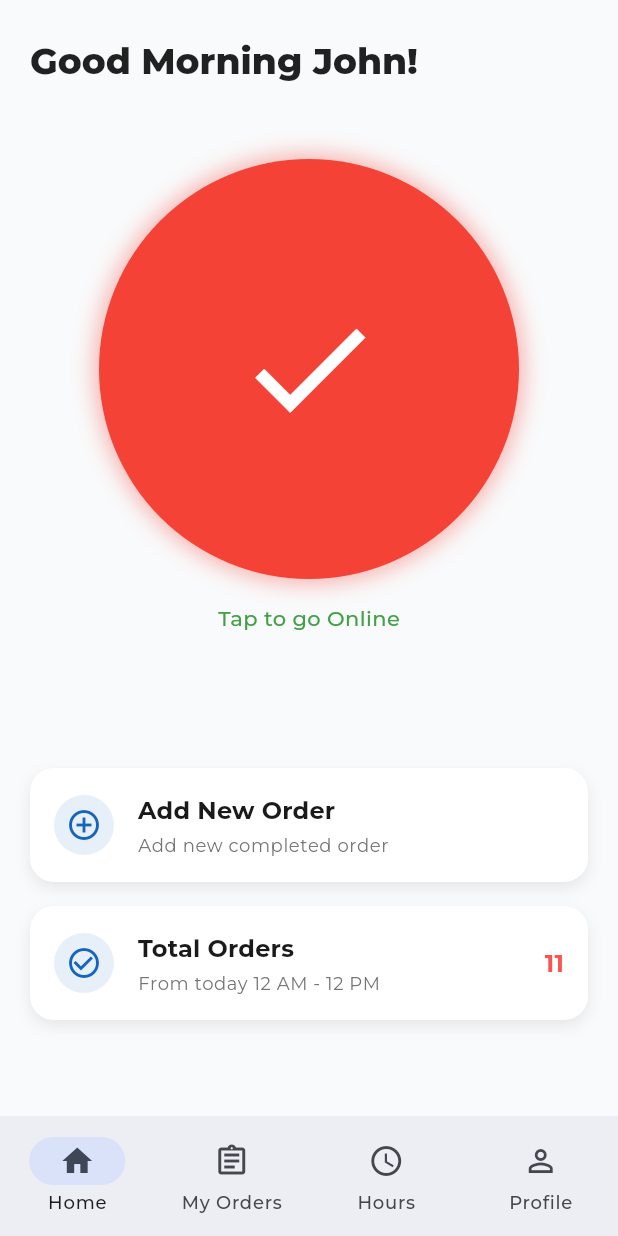
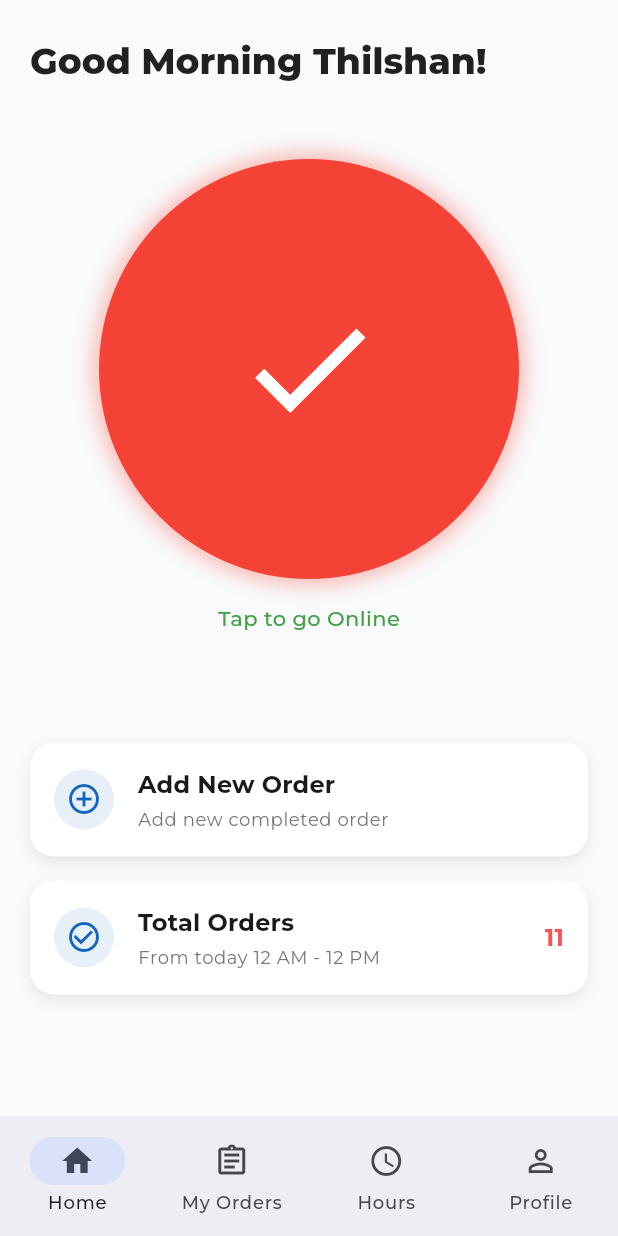
Before and after one commit to smThilshan/dms-driver-app, a Flutter app: the screen it shows after launch, after a tap on the "check" icon, on a phone screen of 412 x 824 dp. Run offline on Flutter 3.47's test engine with Material 3 defaults, Android fonts, the phone set to English and light mode, and no system bars; our stand-ins replace flutter_bloc, flutter_svg, geolocator, go_router, google_fonts, lucide_icons_flutter.

```diff
--- a/lib/common/app_router.dart
+++ b/lib/common/app_router.dart
@@ -1,7 +1,7 @@
-import 'package:dms_driver_app/presentation/dashboard/dashboard_screen.dart';
-import 'package:dms_driver_app/presentation/login/login_screen.dart';
+import 'package:dms_driver_app/presentation/dashboard/screens/dashboard_screen.dart';
+import 'package:dms_driver_app/presentation/login/screens/login_screen.dart';
 import 'package:dms_driver_app/presentation/splash/splash_screen.dart';
-import 'package:dms_driver_app/presentation/test_screen.dart';
+import 'package:dms_driver_app/presentation/common/widgets/bottom_navigation_bar.dart';
 import 'package:go_router/go_router.dart' show GoRouter, GoRoute;
 
 final GoRouter router = GoRouter(
--- a/lib/presentation/test_screen.dart
+++ b/lib/presentation/common/widgets/bottom_navigation_bar.dart
@@ -1,4 +1,7 @@
-import 'package:dms_driver_app/presentation/dashboard/dashboard_screen.dart';
+import 'package:dms_driver_app/presentation/dashboard/screens/dashboard_screen.dart';
+import 'package:dms_driver_app/presentation/hours/hours_screen.dart';
+import 'package:dms_driver_app/presentation/my_orders/screens/my_orders_screen.dart';
+import 'package:dms_driver_app/presentation/profile/screens/profile_screen.dart';
 import 'package:flutter/material.dart';
 
 class MainLayout extends StatefulWidget {
@@ -58,28 +61,3 @@ class _MainLayoutState extends State<MainLayout> {
     );
   }
 }
-
-// Example placeholders for your screens:
-class HomeScreen extends StatelessWidget {
-  const HomeScreen({super.key});
-  @override
-  Widget build(BuildContext context) => const Center(child: Text('Home'));
-}
-
-class MyOrdersScreen extends StatelessWidget {
-  const MyOrdersScreen({super.key});
-  @override
-  Widget build(BuildContext context) => const Center(child: Text('My Orders'));
-}
-
-class HoursScreen extends StatelessWidget {
-  const HoursScreen({super.key});
-  @override
-  Widget build(BuildContext context) => const Center(child: Text('Hours'));
-}
-
-class ProfileScreen extends StatelessWidget {
-  const ProfileScreen({super.key});
-  @override
-  Widget build(BuildContext context) => const Center(child: Text('Profile'));
-}
--- /dev/null
+++ b/lib/presentation/common/widgets/list_tile_widget.dart
@@ -0,0 +1,45 @@
+import 'package:flutter/material.dart';
+
+class ListTileWidget extends StatelessWidget {
+  final String orderNo;
+  final String date;
+
+  const ListTileWidget({Key? key, required this.orderNo, required this.date})
+    : super(key: key);
+
+  @override
+  Widget build(BuildContext context) {
+    return Container(
+      margin: const EdgeInsets.symmetric(vertical: 6, horizontal: 12),
+      padding: const EdgeInsets.symmetric(vertical: 14, horizontal: 16),
+      decoration: BoxDecoration(
+        color: Colors.white,
+        borderRadius: BorderRadius.circular(12),
+        boxShadow: [
+          BoxShadow(color: Colors.black12, blurRadius: 4, offset: Offset(0, 2)),
+        ],
+      ),
+      child: Row(
+        mainAxisAlignment: MainAxisAlignment.spaceBetween,
+        children: [
+          Text(
+            ' $orderNo',
+            style: const TextStyle(
+              fontSize: 16,
+              fontWeight: FontWeight.w600,
+              color: Colors.black87,
+            ),
+          ),
+          Text(
+            date,
+            style: const TextStyle(
+              fontSize: 15,
+              fontWeight: FontWeight.w500,
+              color: Colors.grey,
+            ),
+          ),
+        ],
+      ),
+    );
+  }
+}
--- /dev/null
+++ b/lib/presentation/common/widgets/searchbar_widget.dart
@@ -0,0 +1,81 @@
+import 'dart:async';
+import 'package:flutter/material.dart';
+import 'package:lucide_icons_flutter/lucide_icons.dart';
+
+class SearchBarWidget extends StatefulWidget {
+  final Function(String) onSearchChanged;
+  final String hintText;
+
+  const SearchBarWidget({
+    super.key,
+    required this.onSearchChanged,
+    this.hintText = "Search...",
+  });
+
+  @override
+  State<SearchBarWidget> createState() => _SearchBarWidgetState();
+}
+
+class _SearchBarWidgetState extends State<SearchBarWidget> {
+  final TextEditingController _controller = TextEditingController();
+  Timer? _debounce;
+
+  @override
+  void dispose() {
+    _controller.dispose();
+    _debounce?.cancel();
+    super.dispose();
+  }
+
+  void _onSearchChanged(String query) {
+    if (_debounce?.isActive ?? false) _debounce!.cancel();
+    _debounce = Timer(const Duration(milliseconds: 400), () {
+      widget.onSearchChanged(query.trim());
+    });
+  }
+
+  @override
+  Widget build(BuildContext context) {
+    final theme = Theme.of(context);
+    return Padding(
+      padding: const EdgeInsets.symmetric(vertical: 10, horizontal: 10),
+      child: Container(
+        decoration: BoxDecoration(
+          color: theme.colorScheme.surface,
+          borderRadius: BorderRadius.circular(12),
+          boxShadow: [
+            BoxShadow(
+              color: theme.shadowColor.withOpacity(0.25),
+              blurRadius: 5,
+              offset: const Offset(0, 2),
+            ),
+          ],
+        ),
+        child: TextField(
+          controller: _controller,
+          onChanged: _onSearchChanged,
+          decoration: InputDecoration(
+            hintText: widget.hintText,
+            hintStyle: TextStyle(color: theme.hintColor),
+            prefixIcon: const Icon(LucideIcons.search, size: 20),
+            suffixIcon: _controller.text.isNotEmpty
+                ? IconButton(
+                    icon: const Icon(LucideIcons.x, size: 18),
+                    onPressed: () {
+                      _controller.clear();
+                      widget.onSearchChanged('');
+                      setState(() {});
+                    },
+                  )
+                : null,
+            border: InputBorder.none,
+            contentPadding: const EdgeInsets.symmetric(
+              horizontal: 16,
+              vertical: 14,
+            ),
+          ),
+        ),
+      ),
+    );
+  }
+}
--- a/lib/presentation/dashboard/dashboard_screen.dart
+++ b/lib/presentation/dashboard/screens/dashboard_screen.dart
@@ -1,6 +1,6 @@
-import 'package:dms_driver_app/presentation/widgets/dashboard_card.dart';
-import 'package:dms_driver_app/presentation/widgets/greeting_text.dart';
-import 'package:dms_driver_app/presentation/widgets/status_indicator.dart';
+import 'package:dms_driver_app/presentation/dashboard/widget/dashboard_card.dart';
+import 'package:dms_driver_app/presentation/common/widgets/greeting_text.dart';
+import 'package:dms_driver_app/presentation/dashboard/widget/status_indicator.dart';
 import 'package:flutter/material.dart';
 
 class DashboardScreen extends StatefulWidget {
@@ -27,7 +27,7 @@ class _DashboardScreenState extends State<DashboardScreen> {
             crossAxisAlignment: CrossAxisAlignment.start,
             children: [
               // Greeting
-              GreetingText(name: "John"),
+              GreetingText(name: "Thilshan"),
               SizedBox(height: 50),
               // Status Indicator
               Center(
@@ -52,7 +52,7 @@ class _DashboardScreenState extends State<DashboardScreen> {
                 ),
               ),
 
-              const SizedBox(height: 50),
+              SizedBox(height: size.height * 0.04),
 
               // Cards
               Expanded(
--- /dev/null
+++ b/lib/presentation/hours/hours_screen.dart
@@ -0,0 +1,39 @@
+import 'package:dms_driver_app/presentation/common/widgets/list_tile_widget.dart';
+import 'package:dms_driver_app/presentation/common/widgets/searchbar_widget.dart';
+import 'package:flutter/material.dart';
+
+class HoursScreen extends StatefulWidget {
+  const HoursScreen({super.key});
+
+  @override
+  State<HoursScreen> createState() => _HoursScreenState();
+}
+
+class _HoursScreenState extends State<HoursScreen> {
+  @override
+  Widget build(BuildContext context) {
+    return Scaffold(
+      appBar: AppBar(title: const Text("Working Hours")),
+      body: Padding(
+        padding: const EdgeInsets.all(16),
+        child: Column(
+          children: [
+            SearchBarWidget(
+              onSearchChanged: (query) {
+                // Add your logic here (API call, filter list, etc.)
+                debugPrint("Searching for: $query");
+              },
+            ),
+            const SizedBox(height: 20),
+            // Example content
+            ListTileWidget(orderNo: '6 Hrs', date: '23 Nov 2025'),
+            ListTileWidget(orderNo: '7 Hrs', date: '22 Nov 2025'),
+            ListTileWidget(orderNo: '2 Hrs', date: '21 Nov 2025'),
+            ListTileWidget(orderNo: '0 Hrs', date: '20 Nov 2025'),
+          ],
+        ),
+      ),
+      // body: ListTileWidget(orderNo: '435445435324', date: '23 Nov 2025'),
+    );
+  }
+}
--- a/lib/presentation/widgets/login_form.dart
+++ b/lib/presentation/login/widget/login_form.dart
@@ -1,5 +1,4 @@
 import 'package:flutter/material.dart';
-import 'package:provider/provider.dart';
 
 class LoginForm extends StatefulWidget {
   const LoginForm({super.key});
--- /dev/null
+++ b/lib/presentation/my_orders/screens/my_orders_screen.dart
@@ -0,0 +1,42 @@
+import 'package:dms_driver_app/presentation/common/widgets/list_tile_widget.dart';
+import 'package:dms_driver_app/presentation/common/widgets/searchbar_widget.dart';
+import 'package:flutter/material.dart';
+
+class MyOrdersScreen extends StatefulWidget {
+  const MyOrdersScreen({super.key});
+
+  @override
+  State<MyOrdersScreen> createState() => _MyOrdersScreenState();
+}
+
+class _MyOrdersScreenState extends State<MyOrdersScreen> {
+  @override
+  Widget build(BuildContext context) {
+    return Scaffold(
+      appBar: AppBar(title: const Text("My Orders")),
+      body: Padding(
+        padding: const EdgeInsets.all(16),
+        child: Column(
+          children: [
+            SearchBarWidget(
+              onSearchChanged: (query) {
+                // Add your logic here (API call, filter list, etc.)
+                debugPrint("Searching for: $query");
+              },
+            ),
+            const SizedBox(height: 20),
+            // Example content
+            ListTileWidget(orderNo: '435445435324', date: '23 Nov 2025'),
+            ListTileWidget(orderNo: '454534434645', date: '22 Nov 2025'),
+            ListTileWidget(orderNo: '453454534545', date: '20 Nov 2025'),
+            ListTileWidget(orderNo: '675754676868', date: '23 Nov 2025'),
+            ListTileWidget(orderNo: '979067076996', date: '23 Nov 2025'),
+            ListTileWidget(orderNo: '967097664566', date: '23 Nov 2025'),
+            ListTileWidget(orderNo: '486587436466', date: '23 Nov 2025'),
+          ],
+        ),
+      ),
+      // body: ListTileWidget(orderNo: '435445435324', date: '23 Nov 2025'),
+    );
+  }
+}
--- /dev/null
+++ b/lib/presentation/profile/screens/profile_screen.dart
@@ -0,0 +1,85 @@
+import 'package:dms_driver_app/presentation/profile/widget/avatar_widget.dart';
+import 'package:dms_driver_app/presentation/profile/widget/profile_textfield.dart';
+import 'package:flutter/material.dart';
+
+class ProfileScreen extends StatelessWidget {
+  const ProfileScreen({super.key});
+
+  @override
+  Widget build(BuildContext context) {
+    final size = MediaQuery.of(context).size;
+    final theme = Theme.of(context);
+
+    return Scaffold(
+      backgroundColor: Colors.white,
+      appBar: AppBar(
+        title: const Text("My Profile"),
+        centerTitle: true,
+        elevation: 0,
+        backgroundColor: Colors.white,
+        foregroundColor: Colors.black,
+      ),
+      // bottomNavigationBar: BottomNavigationBar(
+      //   currentIndex: 3,
+      //   selectedItemColor: theme.primaryColor,
+      //   unselectedItemColor: Colors.grey,
+      //   type: BottomNavigationBarType.fixed,
+      //   items: const [
+      //     BottomNavigationBarItem(
+      //       icon: Icon(Icons.home_outlined),
+      //       label: "Home",
+      //     ),
+      //     BottomNavigationBarItem(
+      //       icon: Icon(Icons.list_alt_outlined),
+      //       label: "My Orders",
+      //     ),
+      //     BottomNavigationBarItem(
+      //       icon: Icon(Icons.access_time),
+      //       label: "Hours",
+      //     ),
+      //     BottomNavigationBarItem(
+      //       icon: Icon(Icons.person_outline),
+      //       label: "Profile",
+      //     ),
+      //   ],
+      // ),
+      body: SingleChildScrollView(
+        padding: EdgeInsets.symmetric(horizontal: 25, vertical: 20),
+        child: Column(
+          crossAxisAlignment: CrossAxisAlignment.start,
+          children: [
+            const SizedBox(height: 20),
+            const Center(child: AvatarWidget(imageUrl: null)),
+            const SizedBox(height: 30),
+
+            Text("Personal Details", style: theme.textTheme.titleMedium),
+            const SizedBox(height: 10),
+            const ProfileTextField(label: "Username", value: "thilshan-20"),
+            const ProfileTextField(
+              label: "Password",
+              value: "**********",
+              obscure: true,
+            ),
+
+            const Divider(height: 40),
+            Text("Bank Account Details", style: theme.textTheme.titleMedium),
+            const SizedBox(height: 10),
+            const ProfileTextField(
+              label: "Bank Account Number",
+              value: "204356XXXXXXX",
+            ),
+            const ProfileTextField(
+              label: "Account Holder’s Name",
+              value: "Abhiraj Sisodiya",
+            ),
+            const ProfileTextField(
+              label: "IFSC Code",
+              value: "SBIN00428",
+              borderHighlight: true,
+            ),
+          ],
+        ),
+      ),
+    );
+  }
+}
--- /dev/null
+++ b/lib/presentation/profile/widget/avatar_widget.dart
@@ -0,0 +1,28 @@
+import 'package:flutter/material.dart';
+
+class AvatarWidget extends StatelessWidget {
+  final String? imageUrl;
+  const AvatarWidget({super.key, this.imageUrl});
+
+  @override
+  Widget build(BuildContext context) {
+    return Stack(
+      alignment: Alignment.bottomRight,
+      children: [
+        CircleAvatar(
+          radius: 45,
+          backgroundColor: Colors.grey.shade300,
+          backgroundImage: imageUrl != null ? NetworkImage(imageUrl!) : null,
+          child: imageUrl == null
+              ? const Icon(Icons.person, size: 50, color: Colors.black54)
+              : null,
+        ),
+        CircleAvatar(
+          radius: 14,
+          backgroundColor: Colors.blue,
+          child: const Icon(Icons.edit, size: 14, color: Colors.white),
+        ),
+      ],
+    );
+  }
+}
--- /dev/null
+++ b/lib/presentation/profile/widget/profile_textfield.dart
@@ -0,0 +1,49 @@
+import 'package:flutter/material.dart';
+
+class ProfileTextField extends StatelessWidget {
+  final String label;
+  final String value;
+  final bool obscure;
+  final bool borderHighlight;
+
+  const ProfileTextField({
+    super.key,
+    required this.label,
+    required this.value,
+    this.obscure = false,
+    this.borderHighlight = false,
+  });
+
+  @override
+  Widget build(BuildContext context) {
+    return Padding(
+      padding: const EdgeInsets.only(bottom: 16),
+      child: Column(
+        crossAxisAlignment: CrossAxisAlignment.start,
+        children: [
+          Text(
+            label,
+            style: const TextStyle(fontSize: 14, color: Colors.black54),
+          ),
+          const SizedBox(height: 6),
+          Container(
+            decoration: BoxDecoration(
+              borderRadius: BorderRadius.circular(8),
+              border: Border.all(
+                color: borderHighlight
+                    ? Colors.blueAccent
+                    : Colors.grey.shade300,
+              ),
+            ),
+            padding: const EdgeInsets.symmetric(horizontal: 14, vertical: 12),
+            width: double.infinity,
+            child: Text(
+              obscure ? "**********" : value,
+              style: const TextStyle(fontSize: 16, fontWeight: FontWeight.w500),
+            ),
+          ),
+        ],
+      ),
+    );
+  }
+}
--- a/pubspec.yaml
+++ b/pubspec.yaml
@@ -45,6 +45,9 @@ dependencies:
   # The following adds the Cupertino Icons font to your application.
   # Use with the CupertinoIcons class for iOS style icons.
   cupertino_icons: ^1.0.8
+  lucide_icons_flutter: ^3.1.5
+  background_locator_2: ^2.0.6
+  geolocator: ^14.0.2
 
 dev_dependencies:
   flutter_test:
```
Also changed, not shown: lib/presentation/location_test_screen.dart (added, +69 -0 lines), lib/presentation/common/widgets/greeting_text.dart (renamed from lib/presentation/widgets/greeting_text.dart), lib/presentation/dashboard/widget/dashboard_card.dart (renamed from lib/presentation/widgets/dashboard_card.dart), lib/presentation/dashboard/widget/status_indicator.dart (renamed from lib/presentation/widgets/status_indicator.dart), lib/presentation/login/screens/login_screen.dart (renamed from lib/presentation/login/login_screen.dart), lib/presentation/login/widget/login_textfield_widget.dart (renamed from lib/presentation/widgets/login_textfield_widget.dart), pubspec.lock, 6 other files.
